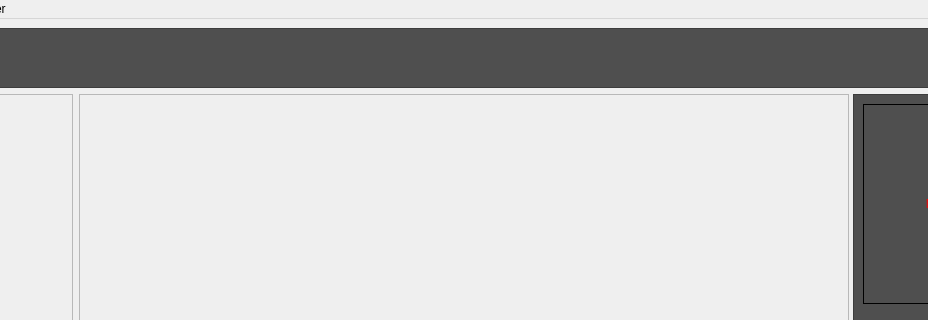
The window that plugins/file_manager/gui/main.ui (MayaFramework/Framework) describes before a commit, drawn with Qt 5; both pictures show x 86 to 1014 and y 0 to 320 of the 1168 by 757 pixel window.
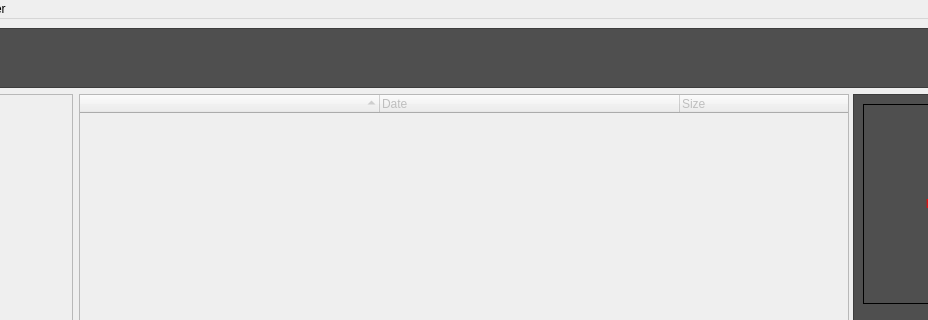
The same window after the commit. Icons and pictures are not drawn. Custom widgets are drawn as their Qt base class.

Patch:
```diff
--- a/plugins/file_manager/gui/main.ui
+++ b/plugins/file_manager/gui/main.ui
@@ -196,10 +196,39 @@
            </widget>
           </item>
           <item>
-           <widget class="CustomListWidget" name="mainContainer">
+           <widget class="CustomTreeWidget" name="mainContainer">
+            <property name="styleSheet">
+             <string notr="true">QTreeView::item{
+	padding-right:10;
+}</string>
+            </property>
             <property name="dragDropMode">
              <enum>QAbstractItemView::DropOnly</enum>
             </property>
+            <property name="sortingEnabled">
+             <bool>true</bool>
+            </property>
+            <attribute name="headerDefaultSectionSize">
+             <number>300</number>
+            </attribute>
+            <attribute name="headerMinimumSectionSize">
+             <number>100</number>
+            </attribute>
+            <column>
+             <property name="text">
+              <string> </string>
+             </property>
+            </column>
+            <column>
+             <property name="text">
+              <string>Date</string>
+             </property>
+            </column>
+            <column>
+             <property name="text">
+              <string>Size</string>
+             </property>
+            </column>
            </widget>
           </item>
          </layout>
@@ -635,8 +664,8 @@
  </widget>
  <customwidgets>
   <customwidget>
-   <class>CustomListWidget</class>
-   <extends>QListWidget</extends>
+   <class>CustomTreeWidget</class>
+   <extends>QTreeWidget</extends>
    <header>Framework.plugins.file_manager.gui.mainListWidget</header>
   </customwidget>
  </customwidgets>
```
